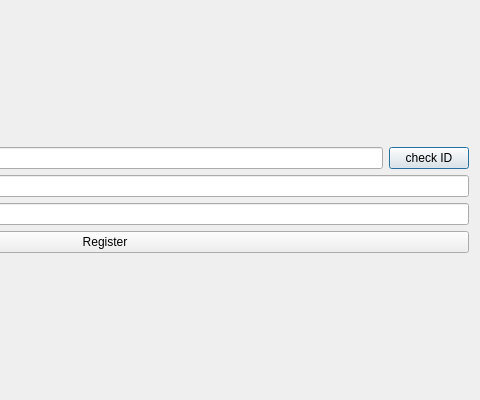
This is Project/newstudentwindow.ui in shawkyebrahim2514/student-system-management as Qt 5 draws it before an edit; both pictures show x 270 to 750 and y 0 to 400 of the 750 by 400 pixel window. The edited form follows.
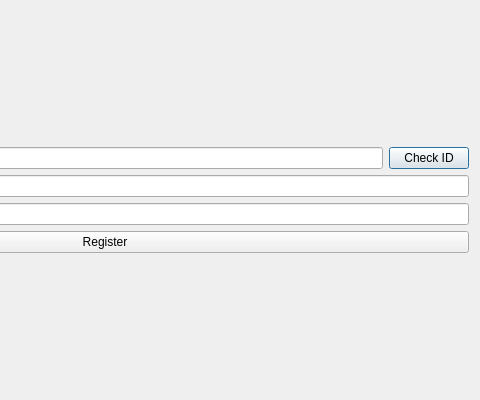
This is the edited form. Icons and pictures are not drawn.

Diff of the .ui file:
```diff
--- a/Project/newstudentwindow.ui
+++ b/Project/newstudentwindow.ui
@@ -45,7 +45,7 @@
        <item>
         <widget class="QPushButton" name="checkIDBtn">
          <property name="text">
-          <string>check ID</string>
+          <string>Check ID</string>
          </property>
         </widget>
        </item>
```
